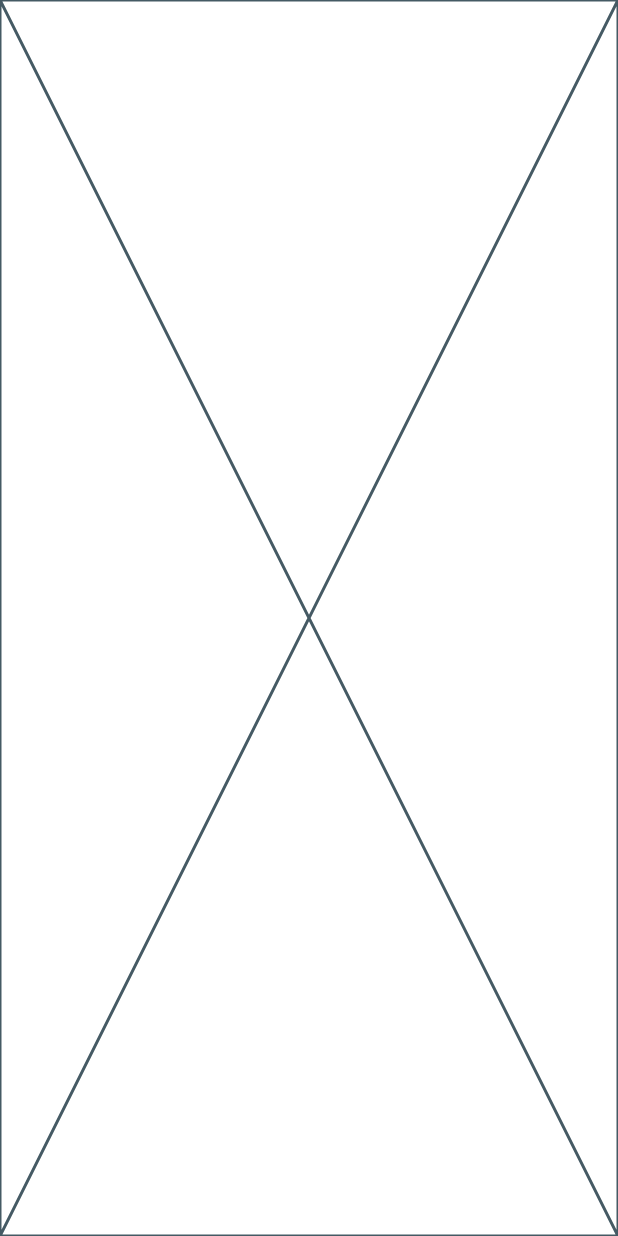
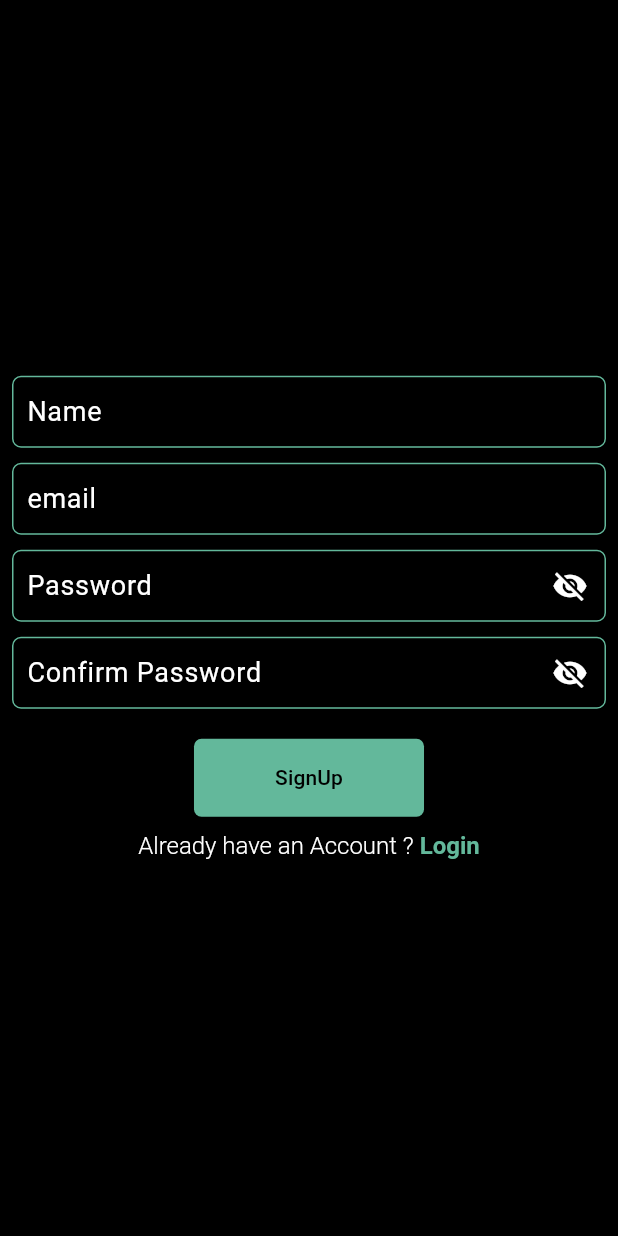
Before and after one commit to safwanmv/Event-Fund-Manager, a Flutter app: the screen it shows after launch, on a phone screen of 412 x 824 dp. Run offline on Flutter 3.47's test engine with Material 3 defaults, Android fonts, the phone set to English and light mode, and no system bars.

Commit message:
feat: custome texformfield widget,theme color,login and signUp screen UI , setup splash_screen

```diff
--- /dev/null
+++ b/lib/Custom Widgets/CTextFormField.dart
@@ -0,0 +1,49 @@
+import 'package:flutter/material.dart';
+
+class CTextFromField extends StatefulWidget {
+  final TextEditingController? controller;
+  final String? title;
+  final TextInputType? keyboardType;
+  final bool obscureText;
+  final Widget? suffixIcon;
+
+  CTextFromField({
+    super.key,
+    required this.controller,
+    required this.title,
+    this.keyboardType,
+    this.obscureText = false, this.suffixIcon,
+  });
+
+  @override
+  State<CTextFromField> createState() => _CTextFromFieldState();
+}
+
+class _CTextFromFieldState extends State<CTextFromField> {
+  @override
+  Widget build(BuildContext context) {
+    return TextFormField(
+      style: TextStyle(
+        color: Colors.white,
+        fontSize: 23,
+        fontWeight: FontWeight.w400,
+      ),
+      keyboardType: widget.keyboardType ?? TextInputType.text,
+      obscureText: widget.obscureText,
+      decoration: InputDecoration(
+        suffixIcon: widget.suffixIcon,
+        labelText: widget.title,
+        labelStyle: const TextStyle(color: Colors.white, fontSize: 18),
+        enabledBorder: OutlineInputBorder(
+          borderRadius: BorderRadius.circular(6),
+          borderSide: BorderSide(color: Theme.of(context).primaryColor),
+        ),
+        focusedBorder: OutlineInputBorder(
+          borderRadius: BorderRadius.circular(6),
+          borderSide: BorderSide(color: Theme.of(context).primaryColor),
+        ),
+        contentPadding: EdgeInsets.symmetric(horizontal: 6, vertical: 6),
+      ),
+    );
+  }
+}
--- a/lib/main.dart
+++ b/lib/main.dart
@@ -1,17 +1,36 @@
 import 'package:expense_tracker/screens/splash_screen.dart';
 import 'package:flutter/material.dart';
 
-void main(){
+void main() {
   runApp(MyApp());
 }
+
 class MyApp extends StatelessWidget {
   const MyApp({super.key});
 
   @override
   Widget build(BuildContext context) {
     return MaterialApp(
-      home:SplashScreen() ,
+      theme: ThemeData.light().copyWith(
+        scaffoldBackgroundColor: Colors.white,
+        primaryColor: const Color(0xFF63B89B),
+        highlightColor: const Color(0xFFFFD78E),
+        textTheme: ThemeData.light().textTheme.apply(
+          bodyColor: Colors.black,
+          displayColor: Colors.black,
+        )
+      ),
+      darkTheme: ThemeData.dark().copyWith(
+        scaffoldBackgroundColor: Colors.black,
+        primaryColor:  const Color(0xFF63B89B),
+        highlightColor: const Color(0xFFFFD78E),
+        textTheme: ThemeData.light().textTheme.apply(
+          bodyColor: Colors.white,
+          displayColor: Colors.white,
+        )
+      ),
+      themeMode: ThemeMode.dark,
+      home: SplashScreen(),
     );
-
   }
 }
--- /dev/null
+++ b/lib/screens/Authentication/SignUp/signup_screen.dart
@@ -0,0 +1,143 @@
+import 'package:expense_tracker/Custom%20Widgets/CTextFormField.dart';
+import 'package:expense_tracker/screens/Home/home_screen.dart';
+import 'package:expense_tracker/screens/Authentication/Login/login_screen.dart';
+import 'package:flutter/gestures.dart';
+import 'package:flutter/material.dart';
+
+class SignupScreen extends StatefulWidget {
+  SignupScreen({super.key});
+
+  @override
+  State<SignupScreen> createState() => _SignupScreenState();
+}
+
+class _SignupScreenState extends State<SignupScreen> {
+  final _nameController = TextEditingController();
+
+  final _emailController = TextEditingController();
+
+  final _passwordController = TextEditingController();
+  final _confirmPasswordController = TextEditingController();
+
+  bool _isVisible = true;
+  bool _isVisibleConfirm = true;
+
+  @override
+  Widget build(BuildContext context) {
+    return Scaffold(
+      body: SafeArea(
+        child: Center(
+          child: Padding(
+            padding: const EdgeInsets.all(8.0),
+            child: Form(
+              child: Column(
+                mainAxisAlignment: MainAxisAlignment.center,
+
+                children: [
+                  CTextFromField(
+                    controller: _nameController,
+                    title: "Name",
+                    keyboardType: TextInputType.name,
+                  ),
+                  SizedBox(height: 10),
+                  CTextFromField(
+                    controller: _emailController,
+                    title: "email",
+                    keyboardType: TextInputType.emailAddress,
+                  ),
+                  SizedBox(height: 10),
+                  CTextFromField(
+                    controller: _passwordController,
+                    title: "Password",
+                    obscureText: _isVisible,
+                    suffixIcon: IconButton(
+                      onPressed: () {
+                        setState(() {
+                          _isVisible = !_isVisible;
+                        });
+                      },
+                      icon: Icon(
+                        color: Colors.white,
+                        _isVisible ? Icons.visibility_off : Icons.visibility,
+                      ),
+                    ),
+                  ),
+                  SizedBox(height: 10),
+                  CTextFromField(
+                    controller: _confirmPasswordController,
+                    title: "Confirm Password",
+                    obscureText: _isVisibleConfirm,
+                    suffixIcon: IconButton(
+                      onPressed: () {
+                        setState(() {
+                          _isVisibleConfirm = !_isVisibleConfirm;
+                        });
+                      },
+                      icon: Icon(
+                        color: Colors.white,
+                        _isVisibleConfirm
+                            ? Icons.visibility_off
+                            : Icons.visibility,
+                      ),
+                    ),
+                  ),
+                  SizedBox(height: 20),
+                  ElevatedButton(
+                    style: ButtonStyle(
+                      backgroundColor: WidgetStatePropertyAll(
+                        Theme.of(context).primaryColor,
+                      ),
+                      foregroundColor: WidgetStatePropertyAll(Colors.black),
+                      elevation: WidgetStatePropertyAll(3),
+                      shape: WidgetStatePropertyAll(
+                        RoundedRectangleBorder(
+                          borderRadius: BorderRadiusGeometry.circular(5),
+                        ),
+                      ),
+                      padding: WidgetStatePropertyAll(
+                        EdgeInsets.symmetric(vertical: 16.0, horizontal: 54.0),
+                      ),
+                    ),
+                    onPressed: () {
+                      Navigator.of(
+                        context,
+                      ).push(MaterialPageRoute(builder: (ctx) => HomeScreen()));
+                    },
+                    child: Text("SignUp"),
+                  ),
+                  SizedBox(height: 10),
+                  RichText(
+                    text: TextSpan(
+                      text: ("Already have an Account ?"),
+                      style: TextStyle(
+                        fontSize: 16,
+                        fontWeight: FontWeight.w300,
+                      ),
+                      children: [
+                        TextSpan(
+                          text: " Login",
+                          style: TextStyle(
+                            color: Theme.of(context).primaryColor,
+                            fontWeight: FontWeight.bold,
+                          ),
+                          recognizer: TapGestureRecognizer()
+                            ..onTap = () {
+                              Navigator.of(context).pushReplacement(
+                                MaterialPageRoute(
+                                  builder: (ctx) => LoginScreen(),
+                                ),
+                              );
+                            },
+                        ),
+                      ],
+                    ),
+                  ),
+                ],
+              ),
+            ),
+          ),
+        ),
+      ),
+    );
+  }
+}
```
Also changed, not shown: lib/screens/Authentication/Login/login_screen.dart (added, +105 -0 lines), lib/screens/Home/home_screen.dart (added, +13 -0 lines), lib/screens/splash_screen.dart (+41 -2 lines), lib/screens/landing_screen.dart (added).
